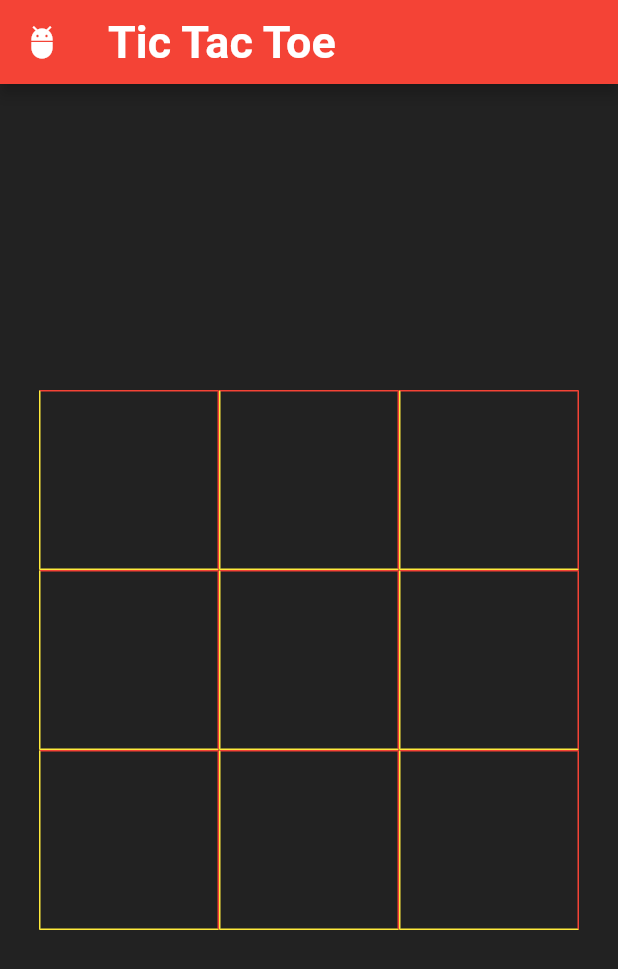
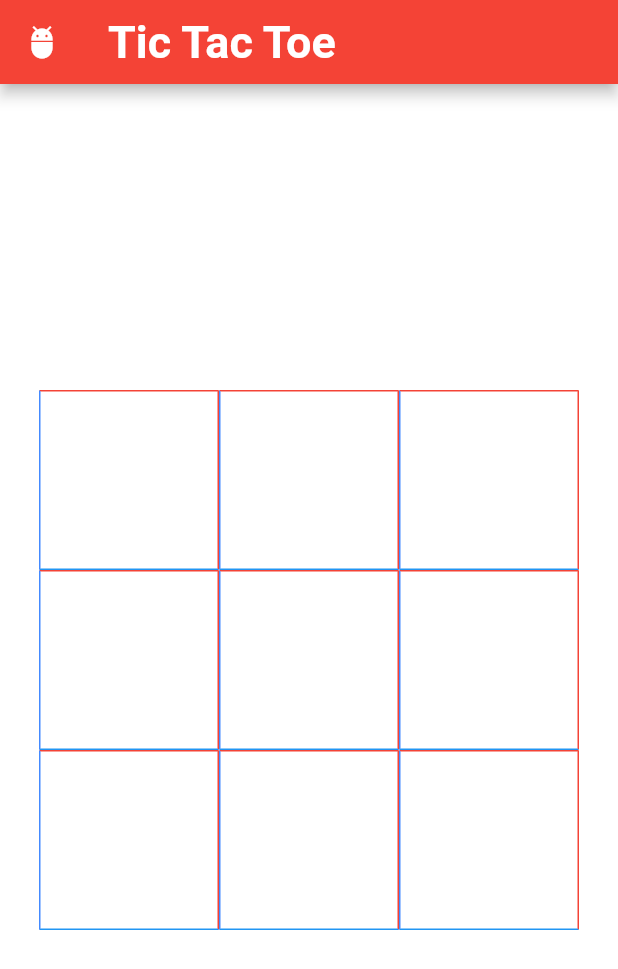
Before and after one commit to AnDreW-21/Tic-Tac-Toe, a Flutter app: the screen it shows after launch, on a phone screen of 412 x 824 dp. Shown: the top 969 px of the screen. Run offline on Flutter 3.47's test engine with Material 2 defaults, Android fonts, the phone set to English and light mode, and no system bars; Roboto replaces fonts that are missing (firstFont).

Commit message:
change screen color

```diff
--- a/lib/main.dart
+++ b/lib/main.dart
@@ -4,6 +4,7 @@ import 'package:flutter/material.dart';
 void main() {
   runApp(MyApp());
 }
+bool check=true;
 var list = [
   ["", "", ""],
   ["", "", ""],
@@ -29,7 +30,6 @@ class MyApp extends StatelessWidget {
             leading: Icon(Icons.adb_rounded, color: Colors.white),
           ),
           body: Game(),
-          backgroundColor: Colors.black87,
         ));
   }
 }
@@ -42,7 +42,8 @@ class Game extends StatefulWidget {
 class _GameState extends State<Game> {
   @override
   Widget build(BuildContext context) {
-    return Container(
+    return Scaffold(
+      body: Container(
         decoration: BoxDecoration(shape: BoxShape.rectangle),
         child: Column(
           mainAxisAlignment: MainAxisAlignment.center,
@@ -61,6 +62,8 @@ class _GameState extends State<Game> {
             )
           ],
         ),
+      ),
+      backgroundColor: (check==false)?Colors.black:Colors.white,
     );
   }
 
@@ -71,9 +74,9 @@ class _GameState extends State<Game> {
       decoration: BoxDecoration(
         border: Border(
           top: BorderSide(width: 1.0, color: Colors.red),
-          left: BorderSide(width: 1.0, color: Colors.yellow),
+          left: BorderSide(width: 1.0, color: Colors.blueAccent),
           right: BorderSide(width: 1.0, color: Colors.red),
-          bottom: BorderSide(width: 1.0, color: Colors.yellow),
+          bottom: BorderSide(width: 1.0, color: Colors.blue),
         ),
       ),
       child: FlatButton(
@@ -81,6 +84,7 @@ class _GameState extends State<Game> {
           if (list[r][c].isEmpty) {
             setState(
                   () {
+                    check=!check;
                 list[r][c] = element;
                 if (element == "X") {
                   element = "O";
@@ -95,7 +99,7 @@ class _GameState extends State<Game> {
         child: Text("${list[r][c]}",
             style: TextStyle(
                 fontSize: 40,
-                color: Colors.white,
+                color: Colors.redAccent,
                 fontWeight: FontWeight.bold)),
       ),
     );
```
Lines whose indentation alone changed are shown as unchanged.
